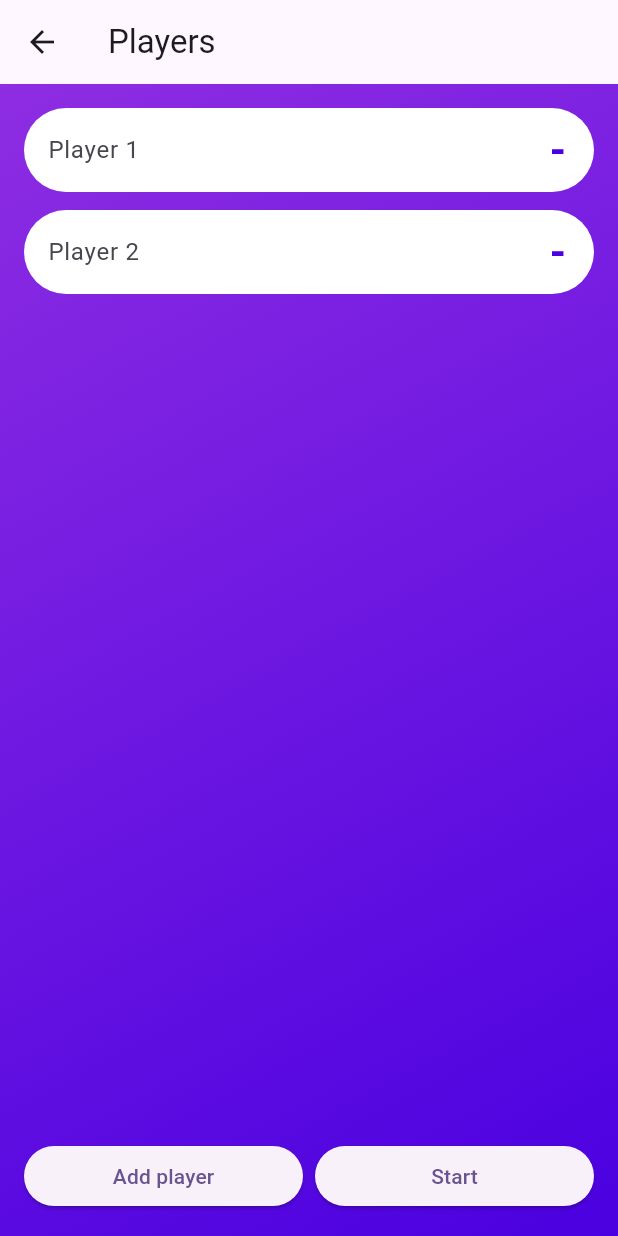
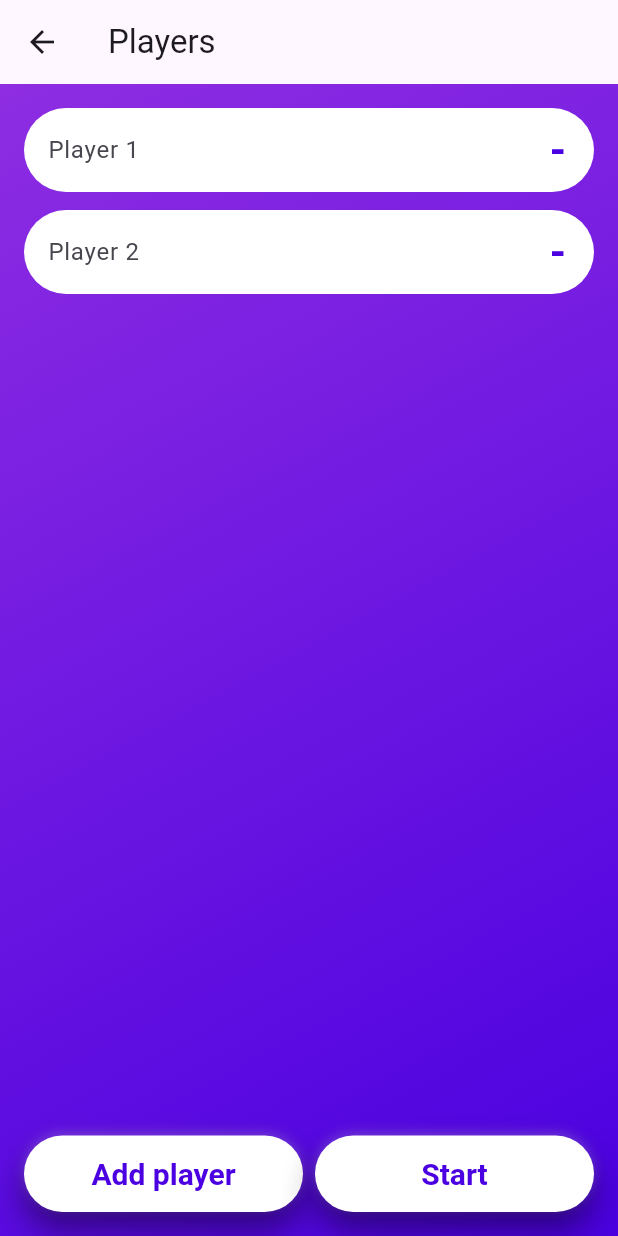
Before and after one commit to Walie-Matthieu/West-Fun, a Flutter app: the PlayerSetupScreen screen opened directly, on a phone screen of 412 x 824 dp. Run offline on Flutter 3.47's test engine with Material 3 defaults, Android fonts, the phone set to English and light mode, and no system bars.

Commit message:
feat: Refactor action button styling and implement reusable button widget in player setup screen

```diff
--- a/lib/screens/player_setup_screen.dart
+++ b/lib/screens/player_setup_screen.dart
@@ -22,6 +22,47 @@ class _PlayerSetupScreenState extends State<PlayerSetupScreen> {
     if (_controllers.isEmpty) {
       _controllers.add(TextEditingController());
     }
+  }
+
+  Widget _buildStyledActionButton({
+    required String label,
+    required VoidCallback onPressed,
+  }) {
+    return DecoratedBox(
+      decoration: BoxDecoration(
+        borderRadius: BorderRadius.circular(999),
+        boxShadow: const [
+          BoxShadow(
+            color: Color(0x66000000),
+            blurRadius: 18,
+            offset: Offset(0, 10),
+          ),
+          BoxShadow(
+            color: Color(0x33FFFFFF),
+            blurRadius: 6,
+            offset: Offset(0, -2),
+          ),
+        ],
+      ),
+      child: ElevatedButton(
+        style: ElevatedButton.styleFrom(
+          elevation: 10,
+          shadowColor: Colors.black45,
+          backgroundColor: Colors.white,
+          foregroundColor: const Color(0xFF4A00E0),
+          padding: const EdgeInsets.symmetric(horizontal: 24, vertical: 14),
+          textStyle: const TextStyle(
+            fontSize: 20,
+            fontWeight: FontWeight.bold,
+          ),
+          shape: RoundedRectangleBorder(
+            borderRadius: BorderRadius.circular(999),
+          ),
+        ),
+        onPressed: onPressed,
+        child: Text(label),
+      ),
+    );
   }
 
   @override
@@ -93,18 +134,19 @@ class _PlayerSetupScreenState extends State<PlayerSetupScreen> {
               Row(
                 children: [
                   Expanded(
-                    child: ElevatedButton(
+                    child: _buildStyledActionButton(
+                      label: t.addPlayer,
                       onPressed: () {
                         setState(() {
                           _controllers.add(TextEditingController());
                         });
                       },
-                      child: Text(t.addPlayer),
                     ),
                   ),
                   const SizedBox(width: 8),
                   Expanded(
-                    child: ElevatedButton(
+                    child: _buildStyledActionButton(
+                      label: t.start,
                       onPressed: () {
                         final names = _controllers
                             .map((controller) => controller.text.trim())
@@ -122,7 +164,6 @@ class _PlayerSetupScreenState extends State<PlayerSetupScreen> {
                           ),
                         );
                       },
-                      child: Text(t.start),
                     ),
                   ),
                 ],
```
